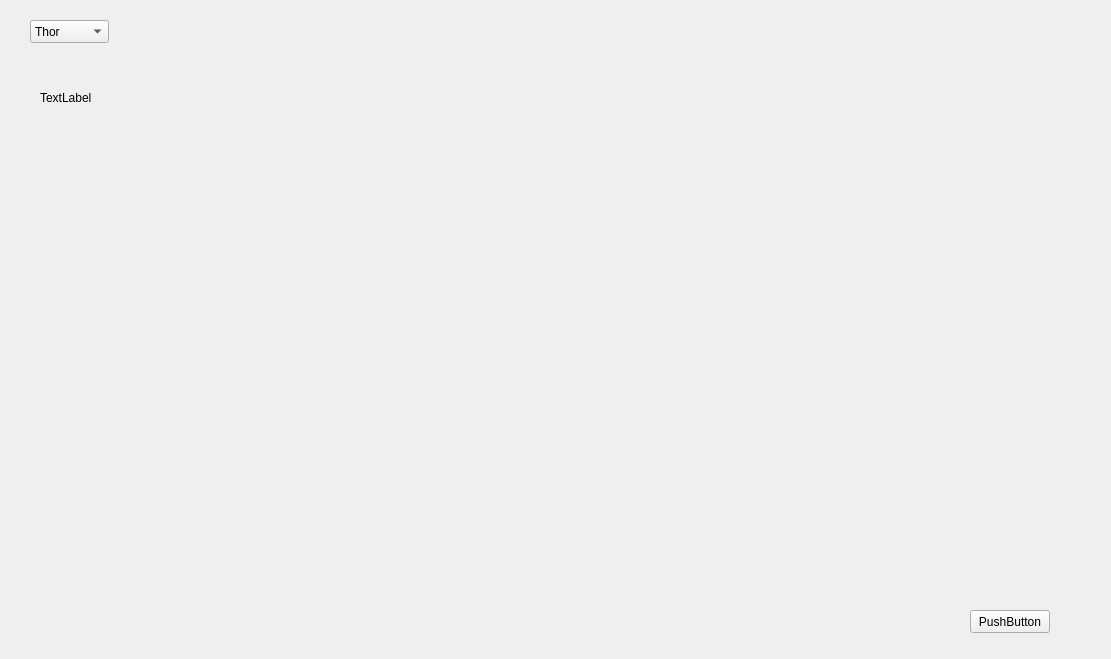
Before: the Qt Designer form widget.ui in NastyaSkoblova/CompGraphicsL2, drawn with Qt 5.
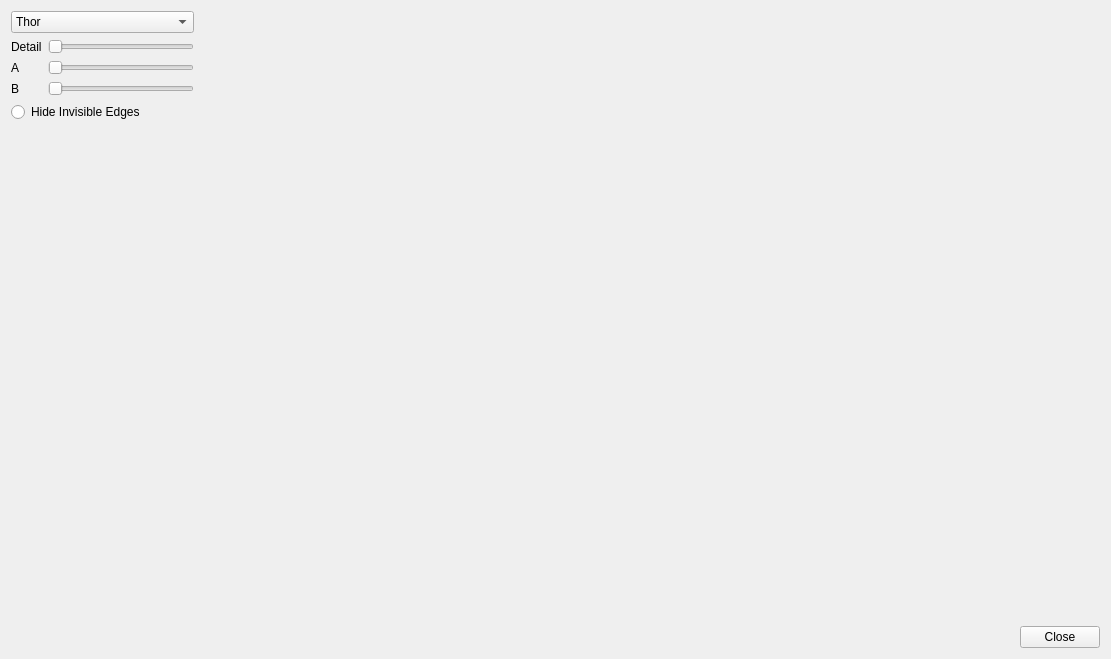
After: the same form once the commit is applied.

Commit message: add prism and hiding edges

The edit to the form file:
```diff
--- a/widget.ui
+++ b/widget.ui
@@ -13,57 +13,188 @@
   <property name="windowTitle">
    <string>Widget</string>
   </property>
-  <widget class="QPushButton" name="pushButton">
-   <property name="geometry">
-    <rect>
-     <x>970</x>
-     <y>610</y>
-     <width>80</width>
-     <height>23</height>
-    </rect>
-   </property>
-   <property name="text">
-    <string>PushButton</string>
-   </property>
-  </widget>
-  <widget class="QComboBox" name="comboBox">
-   <property name="geometry">
-    <rect>
-     <x>30</x>
-     <y>20</y>
-     <width>79</width>
-     <height>23</height>
-    </rect>
-   </property>
-   <item>
-    <property name="text">
-     <string>Thor</string>
-    </property>
+  <layout class="QGridLayout" name="gridLayout">
+   <item row="1" column="0" rowspan="2" colspan="2">
+    <layout class="QFormLayout" name="formLayout">
+     <item row="0" column="0">
+      <widget class="QLabel" name="label_3">
+       <property name="text">
+        <string>Detail</string>
+       </property>
+      </widget>
+     </item>
+     <item row="0" column="1">
+      <widget class="QSlider" name="horizontalSlider_3">
+       <property name="minimum">
+        <number>10</number>
+       </property>
+       <property name="maximum">
+        <number>50</number>
+       </property>
+       <property name="orientation">
+        <enum>Qt::Horizontal</enum>
+       </property>
+      </widget>
+     </item>
+     <item row="1" column="0">
+      <widget class="QLabel" name="label">
+       <property name="text">
+        <string>A</string>
+       </property>
+      </widget>
+     </item>
+     <item row="1" column="1">
+      <widget class="QSlider" name="horizontalSlider">
+       <property name="minimum">
+        <number>1</number>
+       </property>
+       <property name="maximum">
+        <number>200</number>
+       </property>
+       <property name="orientation">
+        <enum>Qt::Horizontal</enum>
+       </property>
+      </widget>
+     </item>
+     <item row="2" column="0">
+      <widget class="QLabel" name="label_2">
+       <property name="text">
+        <string>B</string>
+       </property>
+      </widget>
+     </item>
+     <item row="2" column="1">
+      <widget class="QSlider" name="horizontalSlider_2">
+       <property name="minimum">
+        <number>1</number>
+       </property>
+       <property name="maximum">
+        <number>200</number>
+       </property>
+       <property name="orientation">
+        <enum>Qt::Horizontal</enum>
+       </property>
+      </widget>
+     </item>
+    </layout>
    </item>
-   <item>
-    <property name="text">
-     <string>Sphere</string>
-    </property>
+   <item row="1" column="2" colspan="3">
+    <spacer name="horizontalSpacer">
+     <property name="orientation">
+      <enum>Qt::Horizontal</enum>
+     </property>
+     <property name="sizeHint" stdset="0">
+      <size>
+       <width>924</width>
+       <height>20</height>
+      </size>
+     </property>
+    </spacer>
    </item>
-   <item>
-    <property name="text">
-     <string>Parabaloid</string>
-    </property>
+   <item row="2" column="4" rowspan="3">
+    <spacer name="verticalSpacer_2">
+     <property name="orientation">
+      <enum>Qt::Vertical</enum>
+     </property>
+     <property name="sizeHint" stdset="0">
+      <size>
+       <width>20</width>
+       <height>547</height>
+      </size>
+     </property>
+    </spacer>
    </item>
-  </widget>
-  <widget class="QLabel" name="label">
-   <property name="geometry">
-    <rect>
-     <x>40</x>
-     <y>90</y>
-     <width>57</width>
-     <height>15</height>
-    </rect>
-   </property>
-   <property name="text">
-    <string>TextLabel</string>
-   </property>
-  </widget>
+   <item row="4" column="0">
+    <spacer name="verticalSpacer">
+     <property name="orientation">
+      <enum>Qt::Vertical</enum>
+     </property>
+     <property name="sizeHint" stdset="0">
+      <size>
+       <width>20</width>
+       <height>420</height>
+      </size>
+     </property>
+    </spacer>
+   </item>
+   <item row="5" column="1" colspan="2">
+    <spacer name="horizontalSpacer_3">
+     <property name="orientation">
+      <enum>Qt::Horizontal</enum>
+     </property>
+     <property name="sizeHint" stdset="0">
+      <size>
+       <width>228</width>
+       <height>20</height>
+      </size>
+     </property>
+    </spacer>
+   </item>
+   <item row="5" column="3">
+    <spacer name="horizontalSpacer_4">
+     <property name="orientation">
+      <enum>Qt::Horizontal</enum>
+     </property>
+     <property name="sizeHint" stdset="0">
+      <size>
+       <width>40</width>
+       <height>20</height>
+      </size>
+     </property>
+    </spacer>
+   </item>
+   <item row="5" column="4">
+    <widget class="QPushButton" name="pushButton">
+     <property name="text">
+      <string>Close</string>
+     </property>
+    </widget>
+   </item>
+   <item row="0" column="0" colspan="2">
+    <widget class="QComboBox" name="comboBox">
+     <item>
+      <property name="text">
+       <string>Thor</string>
+      </property>
+     </item>
+     <item>
+      <property name="text">
+       <string>Sphere</string>
+      </property>
+     </item>
+     <item>
+      <property name="text">
+       <string>Parabaloid</string>
+      </property>
+     </item>
+     <item>
+      <property name="text">
+       <string>Prism</string>
+      </property>
+     </item>
+    </widget>
+   </item>
+   <item row="0" column="2" colspan="3">
+    <spacer name="horizontalSpacer_2">
+     <property name="orientation">
+      <enum>Qt::Horizontal</enum>
+     </property>
+     <property name="sizeHint" stdset="0">
+      <size>
+       <width>924</width>
+       <height>20</height>
+      </size>
+     </property>
+    </spacer>
+   </item>
+   <item row="3" column="0">
+    <widget class="QRadioButton" name="radioButton">
+     <property name="text">
+      <string>Hide Invisible Edges</string>
+     </property>
+    </widget>
+   </item>
+  </layout>
  </widget>
  <layoutdefault spacing="6" margin="11"/>
  <resources/>
```
The commit also changes 7 other files.
